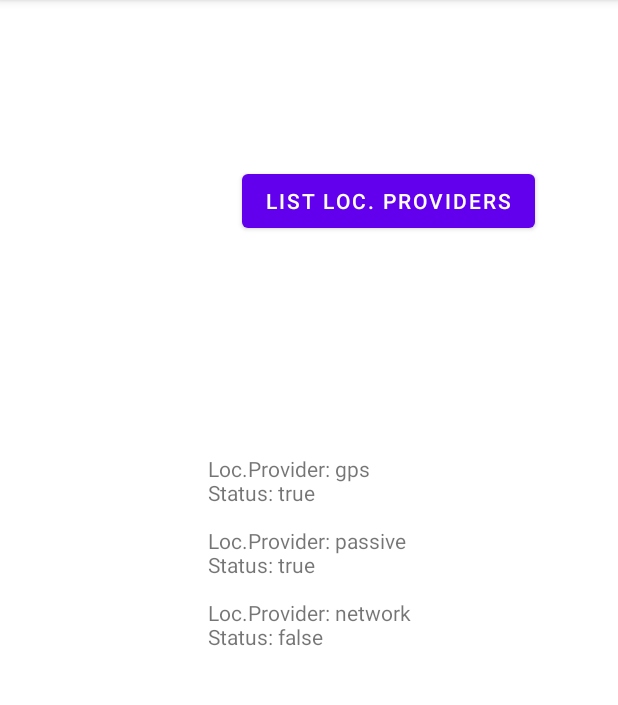
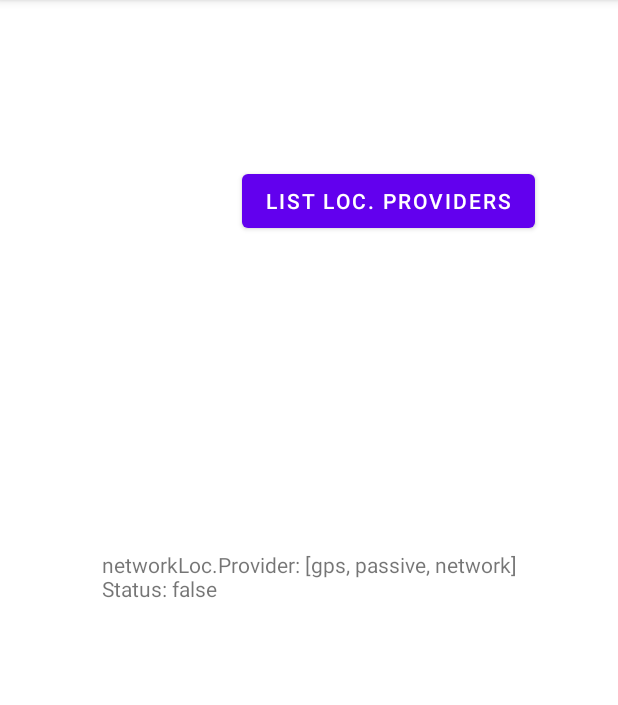
Before and after one commit to ParkJH106/LocProviderList, an Android app: the screen it shows after launch (LocProviderListActivity), after a tap on "LIST LOC. PROVIDERS", on a phone screen of 412 x 824 dp, the part 84-789 px from its top. Run offline under Robolectric (Android 15) with nearby library versions, the phone set to English and light mode, and no system bars.

Commit message:
enhanced for loop

```diff
--- a/app/src/main/java/kr/ac/smu/smart0356/locproviderlist/LocProviderListActivity.java
+++ b/app/src/main/java/kr/ac/smu/smart0356/locproviderlist/LocProviderListActivity.java
@@ -33,10 +33,13 @@ public class LocProviderListActivity extends AppCompatActivity implements View.O
     public void onClick(View v) {
         locProviders = locMgr.getAllProviders();
         String s = "";
-        for(int i = 0; i < locProviders.size(); i++) {
-            s += "Loc.Provider: " + locProviders.get(i) + "\n"
-                    + "Status: " + locMgr.isProviderEnabled(locProviders.get(i)) + "\n\n";
+
+        for(String str : locProviders) {
+            str += "Loc.Provider: " + locProviders + "\n"
+                    + "Status: " + locMgr.isProviderEnabled(locProviders + "\n\n");
+            mTextView.setText(str);
         }
-        mTextView.setText(s);
+
     }
+
 }
```
